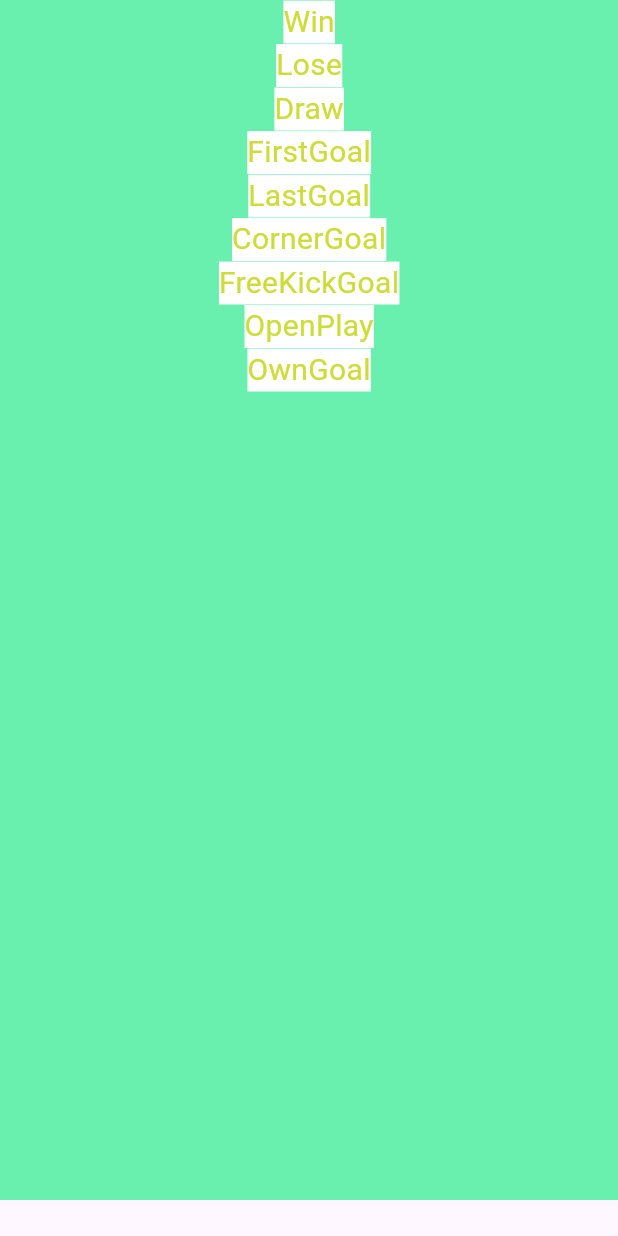
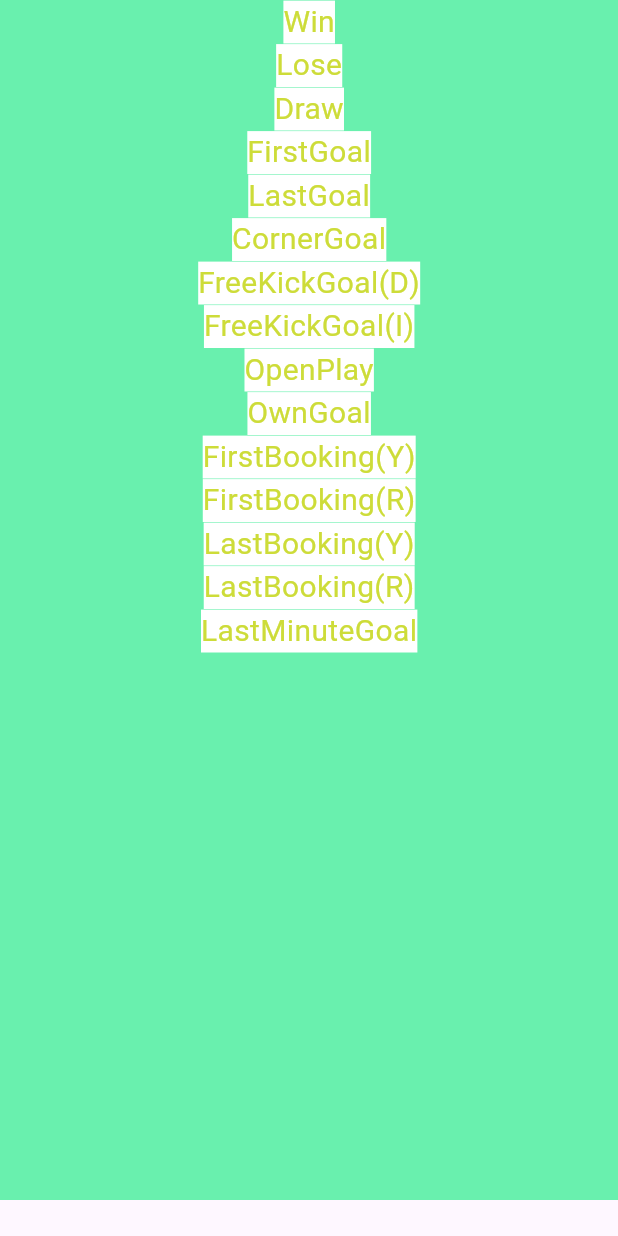
Before and after one commit to Menelisi-collab/AlphaPick, a Flutter app: the PlayerOptions screen opened directly, on a phone screen of 412 x 824 dp. Run offline on Flutter 3.47's test engine with Material 3 defaults, Android fonts, the phone set to English and light mode, and no system bars.

Commit message:
tenth commit

```diff
--- a/lib/player_options.dart
+++ b/lib/player_options.dart
@@ -28,10 +28,15 @@ class _PlayerOptionsState extends State<PlayerOptions> {
                     Center(child: Text("FirstGoal",style: TextStyle(fontSize: 20, color: Colors.lime, backgroundColor: Colors.white))),
                     Center(child: Text("LastGoal",style: TextStyle(fontSize: 20, color: Colors.lime, backgroundColor: Colors.white))),
                     Center(child: Text("CornerGoal",style: TextStyle(fontSize: 20, color: Colors.lime, backgroundColor: Colors.white))),
-                    Center(child: Text("FreeKickGoal",style: TextStyle(fontSize: 20, color: Colors.lime, backgroundColor: Colors.white))),
+                    Center(child: Text("FreeKickGoal(D)",style: TextStyle(fontSize: 20, color: Colors.lime, backgroundColor: Colors.white))),
+                    Center(child: Text("FreeKickGoal(I)",style: TextStyle(fontSize: 20, color: Colors.lime, backgroundColor: Colors.white))),
                     Center(child: Text("OpenPlay",style: TextStyle(fontSize: 20, color: Colors.lime, backgroundColor: Colors.white))),
                     Center(child: Text("OwnGoal",style: TextStyle(fontSize: 20, color: Colors.lime, backgroundColor: Colors.white))),
-
+                    Center(child: Text("FirstBooking(Y)",style: TextStyle(fontSize: 20, color: Colors.lime, backgroundColor: Colors.white))),
+                    Center(child: Text("FirstBooking(R)",style: TextStyle(fontSize: 20, color: Colors.lime, backgroundColor: Colors.white))),
+                    Center(child: Text("LastBooking(Y)",style: TextStyle(fontSize: 20, color: Colors.lime, backgroundColor: Colors.white))),
+                    Center(child: Text("LastBooking(R)",style: TextStyle(fontSize: 20, color: Colors.lime, backgroundColor: Colors.white))),
+                    Center(child: Text("LastMinuteGoal",style: TextStyle(fontSize: 20, color: Colors.lime, backgroundColor: Colors.white))),
                   ],
                 ),
               ),
```
